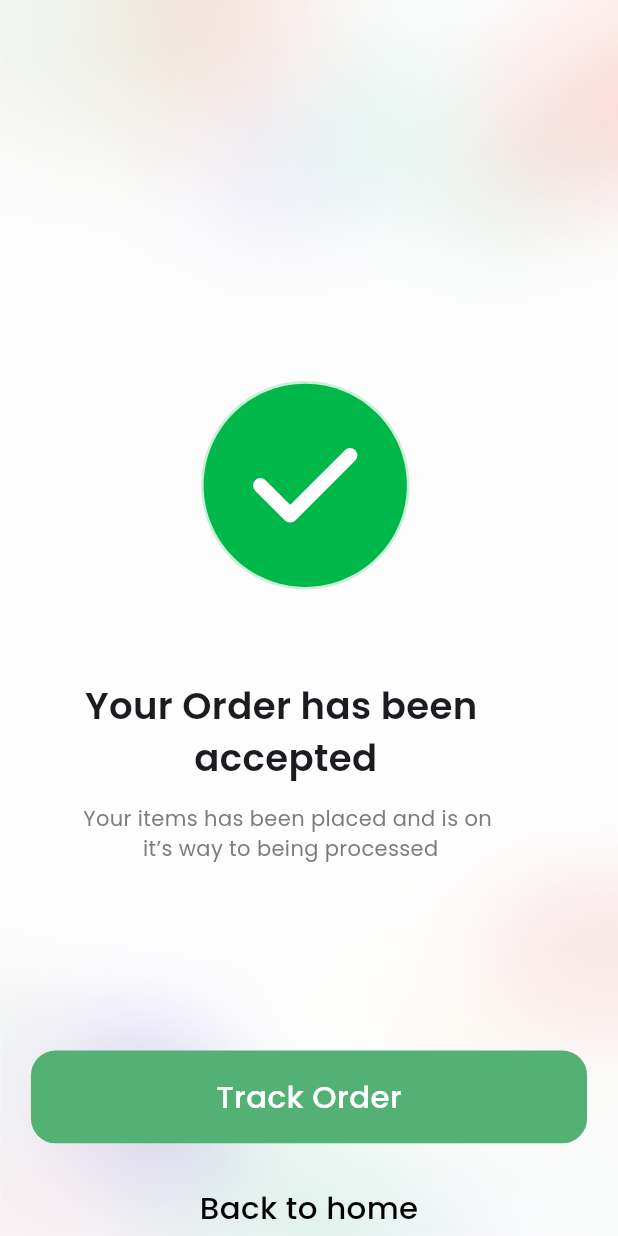
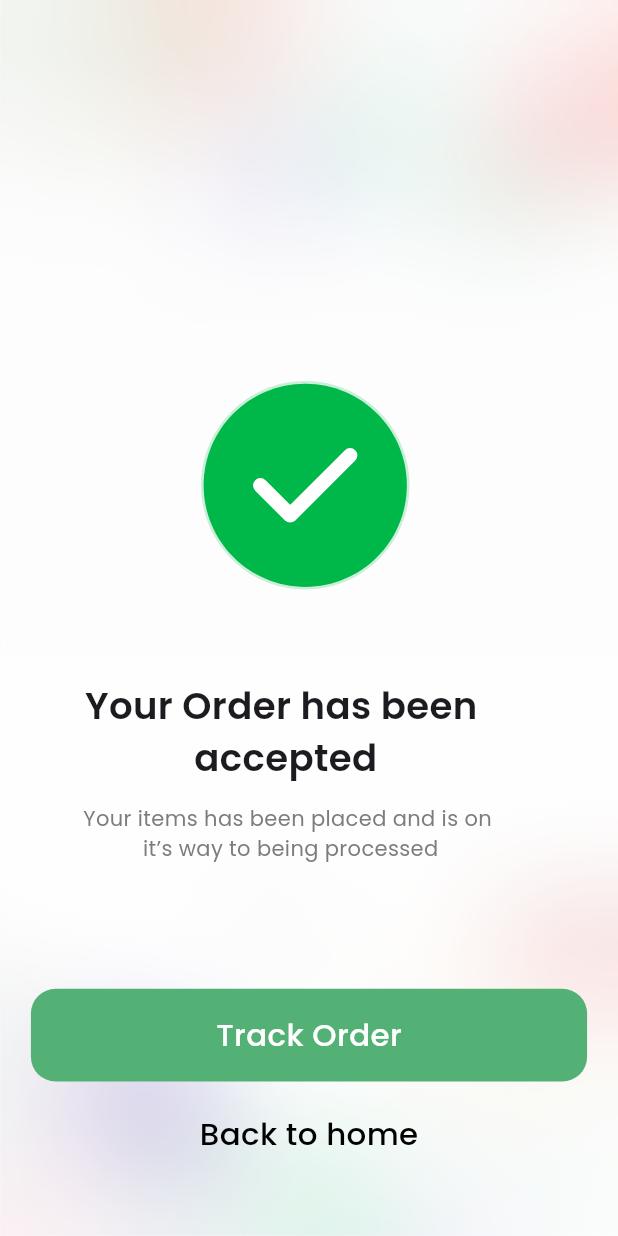
Before and after one commit to shibii787/nectar_project1, a Flutter app: the OrderAccepted screen opened directly, on a phone screen of 412 x 824 dp. Run offline on Flutter 3.47's test engine with Material 3 defaults, Android fonts, the phone set to English and light mode, and no system bars; our stand-ins replace carousel_slider, country_code_picker, flutter_svg, google_fonts, image_picker, lottie and 3 more; missing offline and left inert: animated_rating_stars, flutter_flip_card.

```diff
--- a/lib/app_body/order_accepted.dart
+++ b/lib/app_body/order_accepted.dart
@@ -50,7 +50,7 @@ class _OrderAcceptedState extends State<OrderAccepted> {
               style: TextStyle(color: theColors.tenth),
             )),
         Positioned(
-          top: w * 1.7,
+          top: w * 1.6,
           left: w * 0.05,
           child: Container(
             height: w * 0.15,
@@ -69,7 +69,7 @@ class _OrderAcceptedState extends State<OrderAccepted> {
         ),
 
         Positioned(
-          top: w * 1.88,
+          top: w * 1.76,
           left: w * 0.05,
           child: InkWell(
             onTap: () {
@@ -84,7 +84,7 @@ class _OrderAcceptedState extends State<OrderAccepted> {
               height: w * 0.15,
               width: w * 0.9,
               decoration: BoxDecoration(
-                  // color: theColors.third,
+                 // color: theColors.third,
                   borderRadius: BorderRadius.circular(w * 0.04)),
               child: Center(
                 child: Text("Back to home",
--- a/lib/main.dart
+++ b/lib/main.dart
@@ -54,7 +54,7 @@ class MyApp extends StatelessWidget {
             textTheme: GoogleFonts.poppinsTextTheme()
         ),
         debugShowCheckedModeBanner: false,
-        home: splashscreen(),
+        home: CartPage(),
       ),
     );
   }
```
